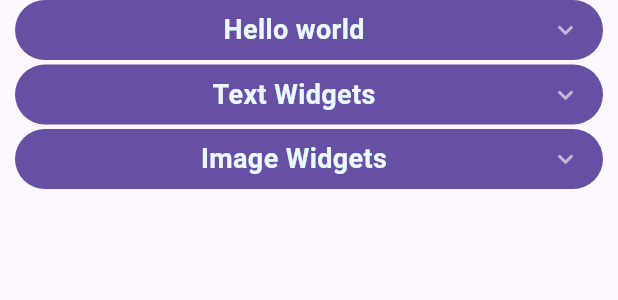
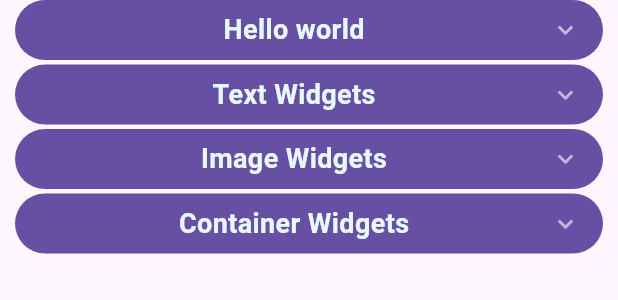
Before and after one commit to kaiqueBellmont/flutter_concept_practices, a Flutter app: the BasicWidgetsSection widget shown alone on an empty page, opened directly, on a phone screen of 412 x 824 dp. Shown: the top 300 px of the screen. Run offline on Flutter 3.47's test engine with Material 3 defaults, Android fonts, the phone set to English and light mode, and no system bars; drawn by our look-alikes of accordion; missing offline and left inert: syntax_highlight.

Commit message:
feat: Container widgets

```diff
--- a/lib/components/topics/basic_widgets.dart
+++ b/lib/components/topics/basic_widgets.dart
@@ -4,6 +4,7 @@ import 'package:flutter_concept_practices/components/accordion/generic_accordion
 import 'package:flutter_concept_practices/pages/basic_widgets/02_text_widgets.dart';
 import 'package:flutter_concept_practices/pages/basic_widgets/01_hello_word.dart';
 import 'package:flutter_concept_practices/pages/basic_widgets/03_images.dart';
+import 'package:flutter_concept_practices/pages/basic_widgets/04_container.dart';
 import '../accordion/generic_accordion.dart';
 import '../accordion/subtopics_content.dart';
 
@@ -67,6 +68,25 @@ class BasicWidgetsSection extends StatelessWidget {
               link: 'https://api.flutter.dev/flutter/widgets/Image-class.html',
             )
           ]),
+        ),
+        GenericAccordionSection(
+          header: const AccordionHeader(
+            title: "Container Widgets",
+          ),
+          content: const AccordionContent(subtopicsContent: [
+            SubTopicContent(
+              subTopicTitle: 'Container widget',
+              route: ContainerWidget(),
+            ),
+            SubTopicContent(
+              subTopicTitle: 'Video',
+              link: 'https://www.youtube.com/watch?v=c1xLMaTUWCY',
+            ),
+            SubTopicContent(
+              subTopicTitle: 'Official documentation',
+              link: 'https://api.flutter.dev/flutter/widgets/Container-class.html',
+            )
+          ]),
         )
       ],
     );
--- a/lib/main.dart
+++ b/lib/main.dart
@@ -1,6 +1,7 @@
 import 'package:flutter/material.dart';
 import 'package:flutter_concept_practices/pages/basic_widgets/02_text_widgets.dart';
 import 'package:flutter_concept_practices/pages/basic_widgets/03_images.dart';
+import 'package:flutter_concept_practices/pages/basic_widgets/04_container.dart';
 import 'package:flutter_concept_practices/pages/code_syntax_highlight.dart';
 import 'package:flutter_concept_practices/pages/home.dart';
 import 'package:flutter_concept_practices/pages/basic_widgets/01_hello_word.dart';
@@ -42,7 +43,6 @@ class MyApp extends StatelessWidget {
             border: Border(
               left: BorderSide(width: 1.0, color: Colors.blue),
               right: BorderSide(width: 1.0, color: Colors.blue),
-              bottom: BorderSide(width: 1.0, color: Colors.blue),
             ),
           ),
           child: const MyMainApp(),
@@ -64,6 +64,7 @@ class MyMainApp extends StatelessWidget {
         AppRoutes.helloWord: (ctx) => const HelloWorld(),
         AppRoutes.textWidgets: (ctx) => const TextWidgets(),
         AppRoutes.imageWidgets: (ctx) => const ImageWidgets(),
+        AppRoutes.containerWidgets: (ctx) => const ContainerWidget(),
         AppRoutes.syntaxHyghlight: (ctx) => const CodeHighlighterPage(),
       },
       theme: ThemeData(
--- a/lib/utils/routes/routes.dart
+++ b/lib/utils/routes/routes.dart
@@ -3,5 +3,6 @@ class AppRoutes {
   static const helloWord = '/hello_word';
   static const textWidgets = '/text_widgets';
   static const imageWidgets = '/image_widgets';
+  static const containerWidgets = '/container_widgets';
   static const syntaxHyghlight = '/code_syntax_highlight';
 }
```
Also changed, not shown: lib/pages/basic_widgets/04_container.dart (added, +66 -0 lines).
